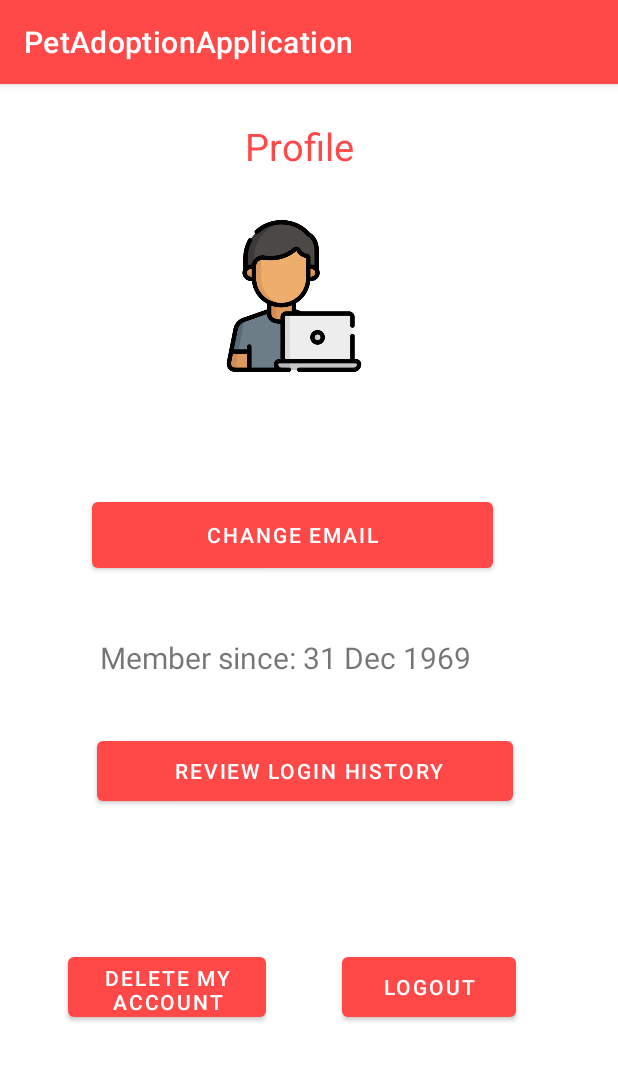
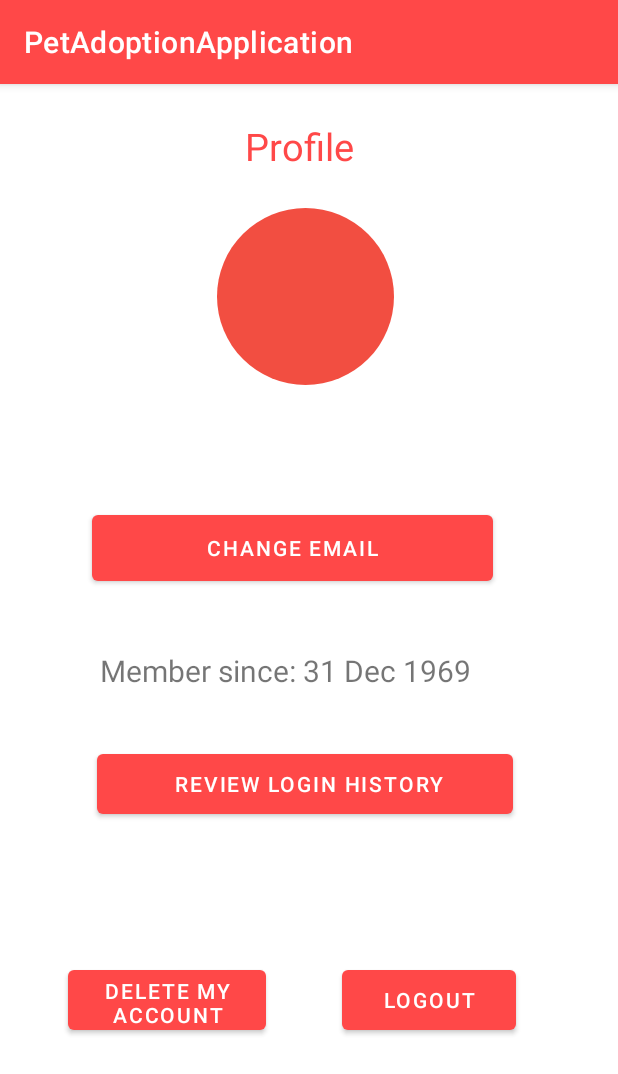
Before and after one commit to NandhiniShanmugam14/PetAdoptionApp, an Android app: the fragment ProfileFragment shown on its own in the app's theme, on a phone screen of 412 x 824 dp. Shown: the top 1074 px of the screen. Run offline under Robolectric (Android 15) with nearby library versions, the phone set to English and light mode, and no system bars; our stand-ins replace CircleImageView.

Commit message:
All Done2

```diff
--- a/app/build.gradle
+++ b/app/build.gradle
@@ -60,6 +60,8 @@ dependencies {
     api "org.jetbrains.kotlinx:kotlinx-coroutines-core:1.3.5"
     api "org.jetbrains.kotlinx:kotlinx-coroutines-android:1.3.5"
 
+    implementation 'de.hdodenhof:circleimageview:3.1.0'
+
 
 
     implementation 'com.google.android.material:material:1.3.0-alpha02'
--- a/app/src/main/java/com/example/petadoptionapplication/MainActivity.kt
+++ b/app/src/main/java/com/example/petadoptionapplication/MainActivity.kt
@@ -1,5 +1,6 @@
 package com.example.petadoptionapplication
 
+import android.content.Intent
 import androidx.appcompat.app.AppCompatActivity
 import android.os.Bundle
 
--- a/app/src/main/java/com/example/petadoptionapplication/ui/interest/InterestAdapter.kt
+++ b/app/src/main/java/com/example/petadoptionapplication/ui/interest/InterestAdapter.kt
@@ -78,6 +78,7 @@ class InterestAdapter(private val application: Application): RecyclerView.Adapte
                                 progressDialog.setTitle("Interest Removing")
                                 progressDialog.setMessage("Loading")
                                 progressDialog.show()
+                                progressDialog.dismiss()
                                 Navigation.findNavController(holder.itemView).navigate(R.id.nav_home)
                             }
                             else
--- a/app/src/main/res/layout/fragment_profile.xml
+++ b/app/src/main/res/layout/fragment_profile.xml
@@ -26,14 +26,13 @@
         android:layout_width="wrap_content"
         android:layout_height="wrap_content"
         android:layout_marginStart="170dp"
-        android:layout_marginTop="20dp"
+        android:layout_marginTop="24dp"
         android:layout_marginEnd="183dp"
         android:text="E-Mail entered"
         android:textSize="20sp"
         app:layout_constraintEnd_toEndOf="parent"
-        app:layout_constraintHorizontal_bias="0.514"
         app:layout_constraintStart_toStartOf="parent"
-        app:layout_constraintTop_toBottomOf="@+id/imageView3" />
+        app:layout_constraintTop_toBottomOf="@+id/picCapture" />
 
     <TextView
         android:id="@+id/membersince"
@@ -96,14 +95,25 @@
         app:layout_constraintStart_toStartOf="parent"
         app:layout_constraintTop_toBottomOf="@+id/reviewbutton" />
 
-    <ImageView
-        android:id="@+id/imageView3"
-        android:layout_width="101dp"
-        android:layout_height="109dp"
-        android:layout_marginTop="28dp"
-        android:src="@drawable/profile"
+    <de.hdodenhof.circleimageview.CircleImageView
+        android:id="@+id/picCapture"
+        android:layout_width="154dp"
+        android:layout_height="118dp"
+        android:layout_marginTop="24dp"
+        android:src="@drawable/rounded_logo"
         app:layout_constraintEnd_toEndOf="parent"
-        app:layout_constraintHorizontal_bias="0.467"
+        app:layout_constraintHorizontal_bias="0.491"
+        app:layout_constraintStart_toStartOf="parent"
+        app:layout_constraintTop_toBottomOf="@+id/profileheading" />
+
+    <TextView
+        android:id="@+id/imagePicText"
+        android:layout_width="wrap_content"
+        android:layout_height="wrap_content"
+        android:layout_marginTop="40dp"
+        android:textColor="@color/white"
+        android:textSize="60sp"
+        app:layout_constraintEnd_toEndOf="parent"
         app:layout_constraintStart_toStartOf="parent"
         app:layout_constraintTop_toBottomOf="@+id/profileheading" />
 
```
Also changed, not shown: app/src/main/java/com/example/petadoptionapplication/HomeNavActivity.kt (+17 -3 lines), app/src/main/java/com/example/petadoptionapplication/ui/profile/ProfileFragment.kt (+53 -2 lines), app/src/main/res/layout/nav_header_home_nav.xml (+5 -5 lines).
